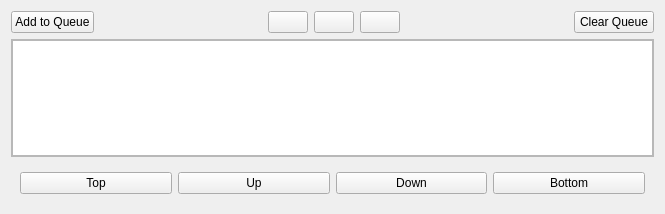
This is src/QSviz/resources/queueeditor.ui in BCDA-APS/QSview as Qt 5 draws it before an edit. The edited form follows.
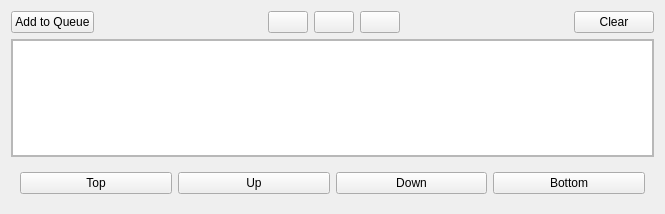
This is the edited form. Icons and pictures are not drawn.

```diff
--- a/src/QSviz/resources/queueeditor.ui
+++ b/src/QSviz/resources/queueeditor.ui
@@ -98,7 +98,11 @@
         <string>Clear queue</string>
        </property>
        <property name="text">
-        <string>Clear Queue</string>
+        <string>Clear</string>
+       </property>
+       <property name="icon">
+        <iconset>
+         <normaloff>clear.png</normaloff>clear.png</iconset>
        </property>
       </widget>
      </item>
```
